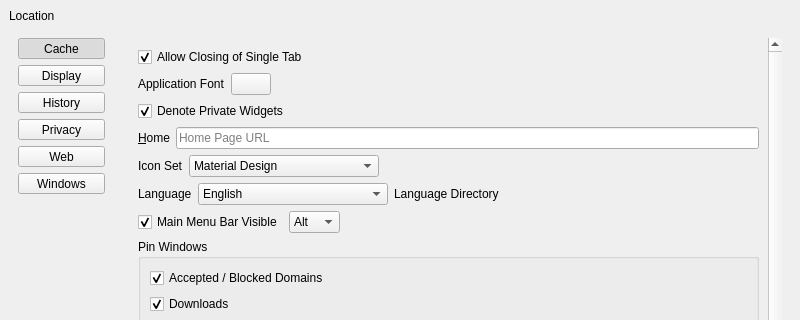
Qt form UI/dooble_settings.ui (textbrowser/dooble) before a commit; both pictures show x 0 to 800 and y 0 to 320 of the 800 by 600 pixel window.
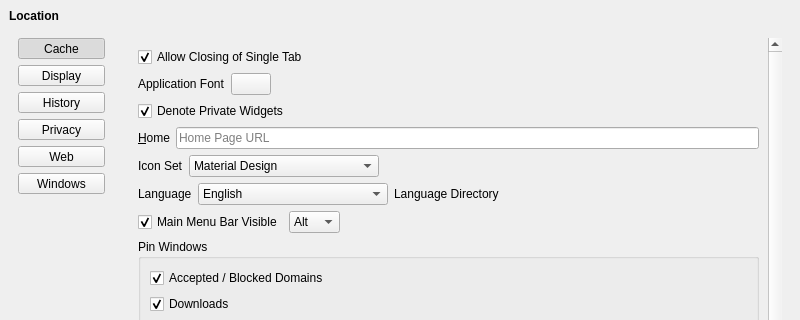
The same form after that commit. The open tabs and pages were chosen to show the change. Icons and pictures are not drawn.

Commit message: Bold and beautiful.

What changed in the file:
```diff
--- a/UI/dooble_settings.ui
+++ b/UI/dooble_settings.ui
@@ -21,6 +21,12 @@
    <layout class="QVBoxLayout" name="verticalLayout_3">
     <item>
      <widget class="QLabel" name="settings_path">
+      <property name="font">
+       <font>
+        <weight>75</weight>
+        <bold>true</bold>
+       </font>
+      </property>
       <property name="text">
        <string>Location</string>
       </property>
```
Left out of the diff: 8 changed lines with no effect on the pictures.
